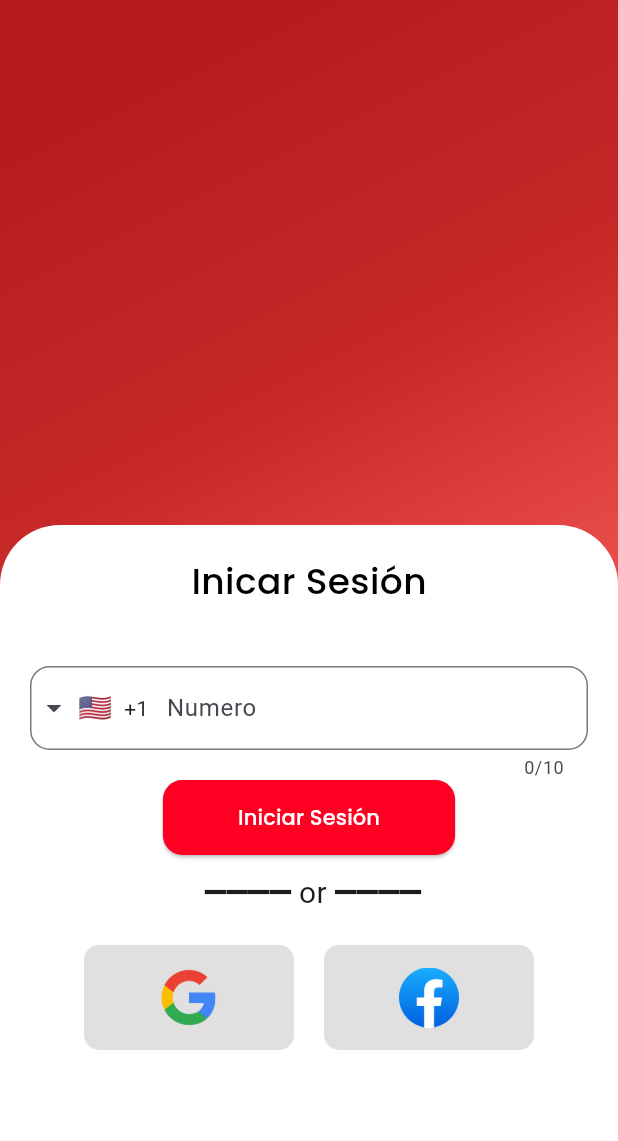
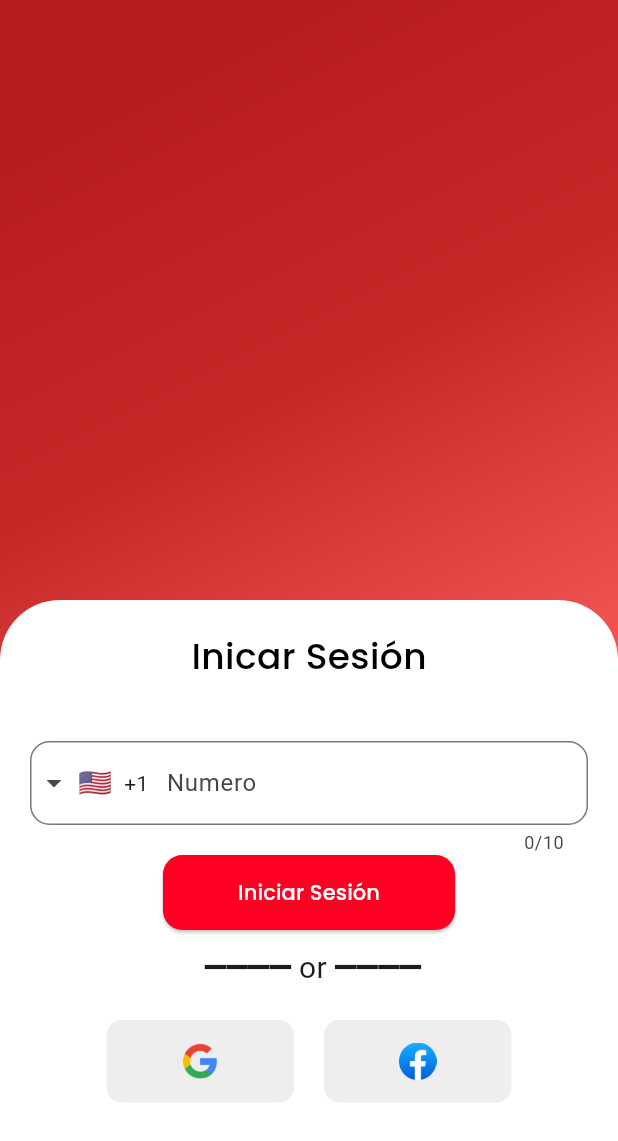
Before and after one commit to alttiplano/Mi_Tiendita, a Flutter app: the screen it shows after launch, on a phone screen of 412 x 824 dp. Shown: the top 1141 px of the screen. Run offline on Flutter 3.47's test engine with Material 3 defaults, Android fonts, the phone set to English and light mode, and no system bars; drawn by our look-alikes of intl_phone_field.

Commit message:
:arrow_up: Update `new 2.0`

```diff
--- a/lib/src/pages/auth/login/login_page.dart
+++ b/lib/src/pages/auth/login/login_page.dart
@@ -21,7 +21,7 @@ class LoginPage extends StatelessWidget {
         ),
         child: const Column(
           children: <Widget>[
-            SizedBox(height: 350),
+            SizedBox(height: 400),
             Expanded(
               child: LoginCard(),
             )
--- a/lib/src/pages/auth/login/widgets/square_tile.dart
+++ b/lib/src/pages/auth/login/widgets/square_tile.dart
@@ -12,12 +12,12 @@ class SquareTile extends StatelessWidget {
     return Container(
       padding: const EdgeInsets.symmetric(horizontal: 50, vertical: 15),
       decoration: BoxDecoration(
-        color: Colors.grey[300],
+        color: Colors.grey[200],
         borderRadius: BorderRadius.circular(10),
       ),
       child: Image.asset(
         imagePath,
-        height: 40,
+        height: 25,
       ),
     );
   }
```
